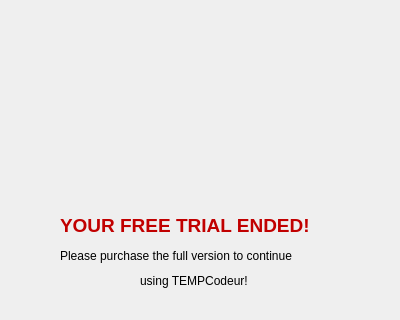
zvsuarez/sonde, file ui/expired_window.ui: the form before one commit.
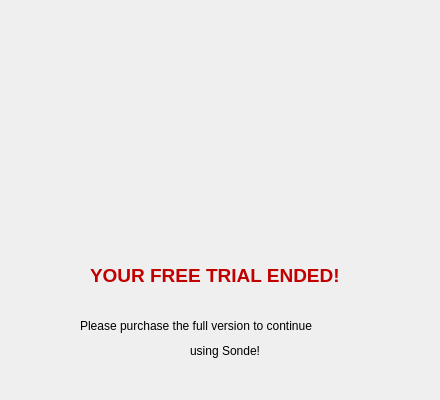
The form after the commit. Icons and pictures are not drawn.

The edit to the form file:
```diff
--- a/ui/expired_window.ui
+++ b/ui/expired_window.ui
@@ -6,8 +6,8 @@
    <rect>
     <x>0</x>
     <y>0</y>
-    <width>400</width>
-    <height>320</height>
+    <width>440</width>
+    <height>400</height>
    </rect>
   </property>
   <property name="windowTitle">
@@ -20,8 +20,8 @@
   <widget class="QLabel" name="label">
    <property name="geometry">
     <rect>
-     <x>60</x>
-     <y>210</y>
+     <x>90</x>
+     <y>260</y>
      <width>281</width>
      <height>31</height>
     </rect>
@@ -78,9 +78,9 @@
   <widget class="QLabel" name="label_2">
    <property name="geometry">
     <rect>
-     <x>60</x>
-     <y>240</y>
-     <width>301</width>
+     <x>80</x>
+     <y>310</y>
+     <width>311</width>
      <height>31</height>
     </rect>
    </property>
@@ -97,8 +97,8 @@
   <widget class="QLabel" name="label_3">
    <property name="geometry">
     <rect>
-     <x>140</x>
-     <y>260</y>
+     <x>190</x>
+     <y>330</y>
      <width>131</width>
      <height>41</height>
     </rect>
@@ -110,16 +110,16 @@
     </font>
    </property>
    <property name="text">
-    <string>using TEMPCodeur!</string>
+    <string>using Sonde!</string>
    </property>
   </widget>
   <widget class="QLabel" name="label_4">
    <property name="geometry">
     <rect>
      <x>110</x>
-     <y>20</y>
-     <width>181</width>
-     <height>171</height>
+     <y>40</y>
+     <width>231</width>
+     <height>201</height>
     </rect>
    </property>
    <property name="styleSheet">
```
Left out of the diff: 8 changed lines with no effect on the pictures.
